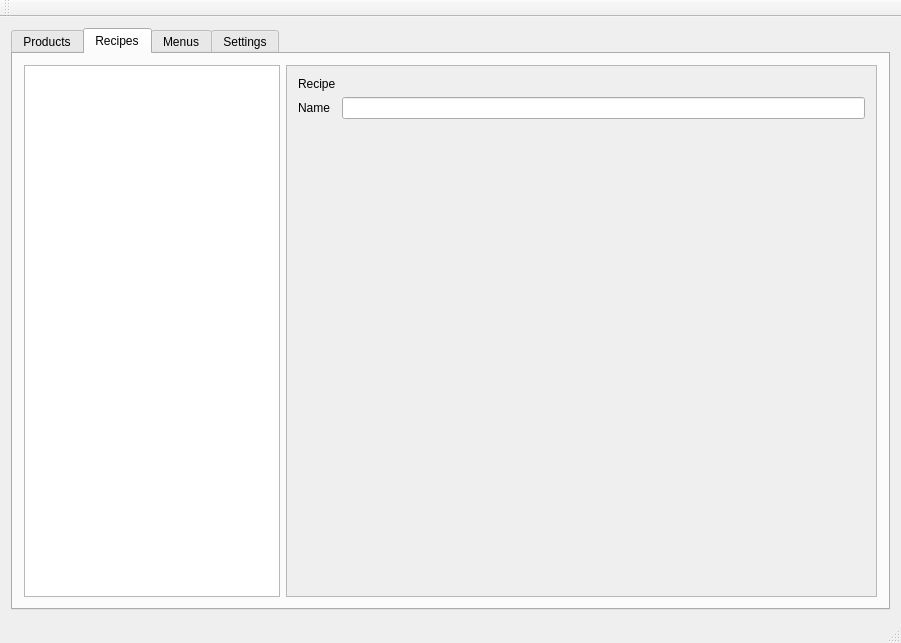
First picture: the form in mainwindow.ui, repository Greezael/sukaldu, before the edit.
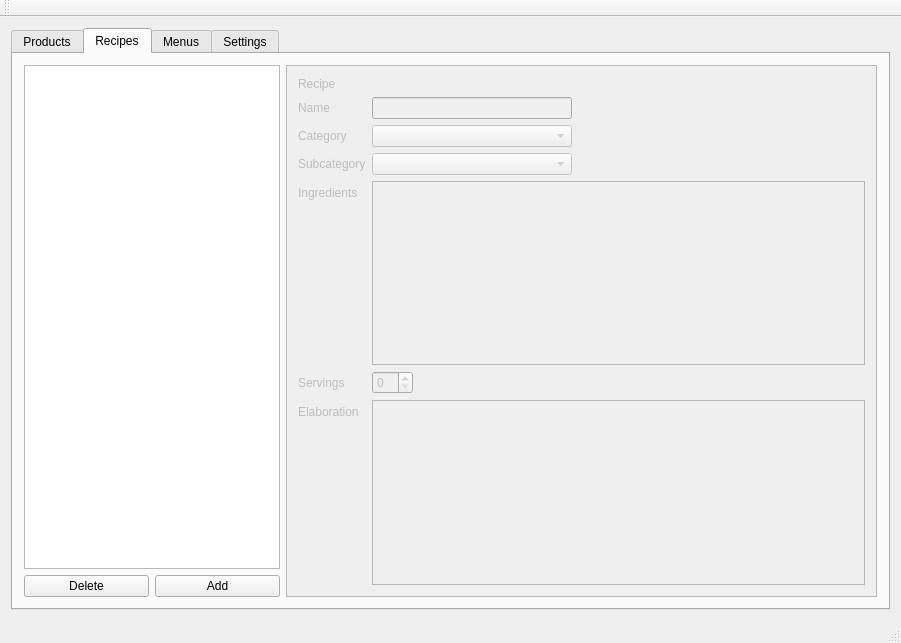
Second picture: the form after the edit. The open tabs and pages were chosen to show the change.

Commit message: Interface update (Recipes interface)

```diff
--- a/mainwindow.ui
+++ b/mainwindow.ui
@@ -296,8 +296,22 @@
        <attribute name="title">
         <string>Recipes</string>
        </attribute>
-       <layout class="QHBoxLayout" name="horizontalLayout_5">
-        <item>
+       <layout class="QGridLayout" name="gridLayout_4">
+        <item row="1" column="0">
+         <widget class="QPushButton" name="rec_delrec">
+          <property name="text">
+           <string>Delete</string>
+          </property>
+         </widget>
+        </item>
+        <item row="1" column="1">
+         <widget class="QPushButton" name="re_addrec">
+          <property name="text">
+           <string>Add</string>
+          </property>
+         </widget>
+        </item>
+        <item row="0" column="0" colspan="2">
          <widget class="QTreeView" name="rec_tree">
           <property name="sizePolicy">
            <sizepolicy hsizetype="Minimum" vsizetype="Expanding">
@@ -310,8 +324,11 @@
           </property>
          </widget>
         </item>
-        <item>
+        <item row="0" column="2" rowspan="2">
          <widget class="QScrollArea" name="rec_scroll">
+          <property name="enabled">
+           <bool>false</bool>
+          </property>
           <property name="widgetResizable">
            <bool>true</bool>
           </property>
@@ -340,7 +357,103 @@
              </widget>
             </item>
             <item row="1" column="1">
-             <widget class="QLineEdit" name="rec_name"/>
+             <widget class="QLineEdit" name="rec_name">
+              <property name="sizePolicy">
+               <sizepolicy hsizetype="Maximum" vsizetype="Fixed">
+                <horstretch>0</horstretch>
+                <verstretch>0</verstretch>
+               </sizepolicy>
+              </property>
+              <property name="minimumSize">
+               <size>
+                <width>200</width>
+                <height>0</height>
+               </size>
+              </property>
+             </widget>
+            </item>
+            <item row="2" column="0">
+             <widget class="QLabel" name="rec_cat_tag">
+              <property name="text">
+               <string>Category</string>
+              </property>
+             </widget>
+            </item>
+            <item row="3" column="0">
+             <widget class="QLabel" name="rec_subcat_tag">
+              <property name="text">
+               <string>Subcategory</string>
+              </property>
+             </widget>
+            </item>
+            <item row="2" column="1">
+             <widget class="QComboBox" name="rec_cat">
+              <property name="sizePolicy">
+               <sizepolicy hsizetype="Maximum" vsizetype="Fixed">
+                <horstretch>0</horstretch>
+                <verstretch>0</verstretch>
+               </sizepolicy>
+              </property>
+              <property name="minimumSize">
+               <size>
+                <width>200</width>
+                <height>0</height>
+               </size>
+              </property>
+             </widget>
+            </item>
+            <item row="3" column="1">
+             <widget class="QComboBox" name="rec_subcat">
+              <property name="sizePolicy">
+               <sizepolicy hsizetype="Maximum" vsizetype="Fixed">
+                <horstretch>0</horstretch>
+                <verstretch>0</verstretch>
+               </sizepolicy>
+              </property>
+              <property name="minimumSize">
+               <size>
+                <width>200</width>
+                <height>0</height>
+               </size>
+              </property>
+             </widget>
+            </item>
+            <item row="4" column="0">
+             <widget class="QLabel" name="rec_ing_tag">
+              <property name="text">
+               <string>Ingredients</string>
+              </property>
+             </widget>
+            </item>
+            <item row="4" column="1">
+             <widget class="QTableView" name="rec_ing"/>
+            </item>
+            <item row="6" column="0">
+             <widget class="QLabel" name="rec_elab_tag">
+              <property name="text">
+               <string>Elaboration</string>
+              </property>
+             </widget>
+            </item>
+            <item row="6" column="1">
+             <widget class="QPlainTextEdit" name="rec_elab"/>
+            </item>
+            <item row="5" column="0">
+             <widget class="QLabel" name="rec_servs_tag">
+              <property name="text">
+               <string>Servings</string>
+              </property>
+             </widget>
+            </item>
+            <item row="5" column="1">
+             <widget class="QSpinBox" name="rec_servs">
+              <property name="sizePolicy">
+               <sizepolicy hsizetype="Maximum" vsizetype="Fixed">
+                <horstretch>0</horstretch>
+                <verstretch>0</verstretch>
+               </sizepolicy>
+              </property>
+             </widget>
             </item>
            </layout>
           </widget>
```
Left out of the diff: 84 changed lines with no effect on the pictures.
